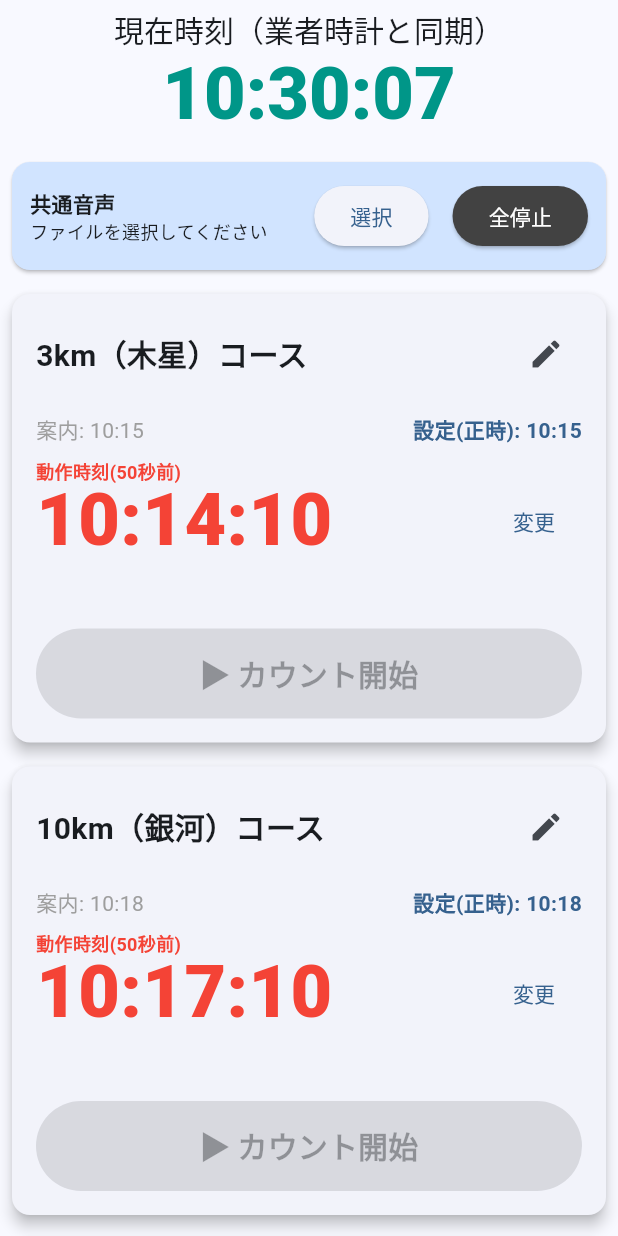
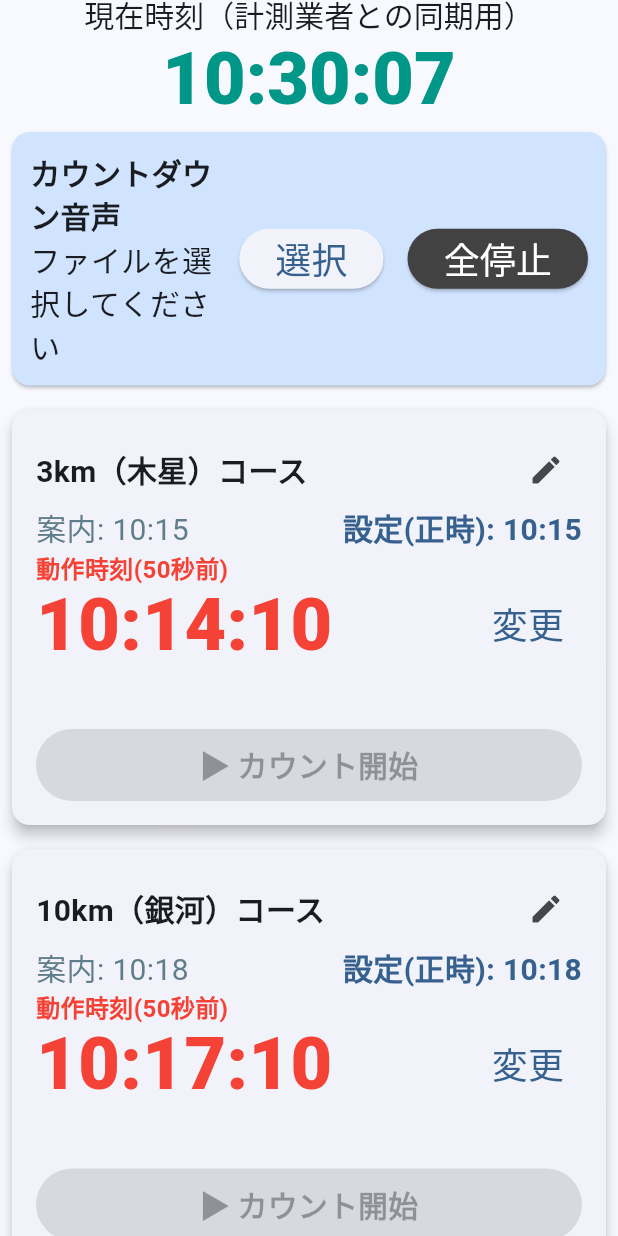
Before and after one commit to miki6809/marathon_countdown, a Flutter app: the screen it shows after launch, on a phone screen of 412 x 824 dp. Run offline on Flutter 3.47's test engine with Material 3 defaults, Android fonts, the light colour scheme and no system bars; our stand-ins replace audioplayers, file_picker.

Commit message:
スクリーン構成を調整

```diff
--- a/lib/main.dart
+++ b/lib/main.dart
@@ -159,10 +159,10 @@ class _HomeScreenState extends State<HomeScreen> {
     return Scaffold(
       appBar: AppBar(
         centerTitle: true,
-        toolbarHeight: 100, // Taller app bar for the clock
+        toolbarHeight: 80, // Taller app bar for the clock
         title: Column(
           children: [
-            const Text("現在時刻（業者時計と同期）", style: TextStyle(fontSize: 20)),
+            const Text("現在時刻（計測業者との同期用）", style: TextStyle(fontSize: 20)),
             Text(
               DateFormat('HH:mm:ss').format(_currentTime),
               style: TextStyle(
@@ -189,19 +189,22 @@ class _HomeScreenState extends State<HomeScreen> {
                       crossAxisAlignment: CrossAxisAlignment.start,
                       children: [
                         const Text(
-                          "共通音声",
-                          style: TextStyle(fontWeight: FontWeight.bold),
+                          "カウントダウン音声",
+                          style: TextStyle(
+                            fontWeight: FontWeight.bold,
+                            fontSize: 20,
+                          ),
                         ),
                         Text(
                           _globalAudioPath != null ? "設定済 ✅" : "ファイルを選択してください",
-                          style: const TextStyle(fontSize: 12),
+                          style: const TextStyle(fontSize: 20),
                         ),
                       ],
                     ),
                   ),
                   ElevatedButton(
                     onPressed: _pickAudioFile,
-                    child: const Text("選択"),
+                    child: const Text("選択", style: TextStyle(fontSize: 24)),
                   ),
                   const SizedBox(width: 8),
                   if (_globalAudioPath != null)
@@ -217,7 +220,7 @@ class _HomeScreenState extends State<HomeScreen> {
                       backgroundColor: Colors.grey[800],
                       foregroundColor: Colors.white,
                     ),
-                    child: const Text("全停止"),
+                    child: const Text("全停止", style: TextStyle(fontSize: 24)),
                   ),
                 ],
               ),
--- a/lib/widgets/course_card.dart
+++ b/lib/widgets/course_card.dart
@@ -191,7 +191,7 @@ class _CourseCardState extends State<CourseCard> {
                 ),
               ],
             ),
-            const SizedBox(height: 16),
+            // const SizedBox(height: 16),
 
             // Time Info
             Row(
@@ -199,26 +199,26 @@ class _CourseCardState extends State<CourseCard> {
               children: [
                 Text(
                   "案内: ${_formatTimeOfDay(widget.state.initialStartTime)}",
-                  style: const TextStyle(color: Colors.grey, fontSize: 14),
+                  style: const TextStyle(color: Colors.blueGrey, fontSize: 20),
                 ),
                 Text(
                   "設定(正時): ${_formatTimeOfDay(widget.state.startTime)}",
                   style: TextStyle(
                     color: Theme.of(context).primaryColor,
                     fontWeight: FontWeight.bold,
-                    fontSize: 14,
+                    fontSize: 20,
                   ),
                 ),
               ],
             ),
-            const SizedBox(height: 8),
 
+            // const SizedBox(height: 8),
             const Text(
               "動作時刻(50秒前)",
               style: TextStyle(
                 color: Colors.red,
                 fontWeight: FontWeight.bold,
-                fontSize: 12,
+                fontSize: 16,
               ),
             ),
             Row(
@@ -254,35 +254,34 @@ class _CourseCardState extends State<CourseCard> {
                       widget.onUpdate(widget.state.copyWith(startTime: picked));
                     }
                   },
-                  child: const Text("変更"),
+                  child: const Text("変更", style: TextStyle(fontSize: 24)),
                 ),
               ],
             ),
 
-            const SizedBox(height: 16),
-
+            const SizedBox(height: 8), //16
             // Status & Progress
             if (widget.state.isRunning) ...[
               Text(
                 displayDiff > 0 ? "待機中（再生まで $displayDiff秒）" : "再生中",
                 style: TextStyle(color: color, fontWeight: FontWeight.bold),
               ),
-              const SizedBox(height: 4),
+              //const SizedBox(height: 4),
               LinearProgressIndicator(
                 value: progress,
-                minHeight: 16,
+                minHeight: 12, //16
                 color: progressColor,
                 backgroundColor: Colors.grey[200],
               ),
-              const SizedBox(height: 12),
+              const SizedBox(height: 4), //12
             ] else
               const SizedBox(
-                height: 32,
+                height: 37, //32
               ), // Placeholder to keep height somewhat consistent or spacing
             // Start/Stop Button
             SizedBox(
               width: double.infinity,
-              height: 60,
+              height: 48, //60
               child: ElevatedButton(
                 onPressed:
                     (_isEditingName ||
```
